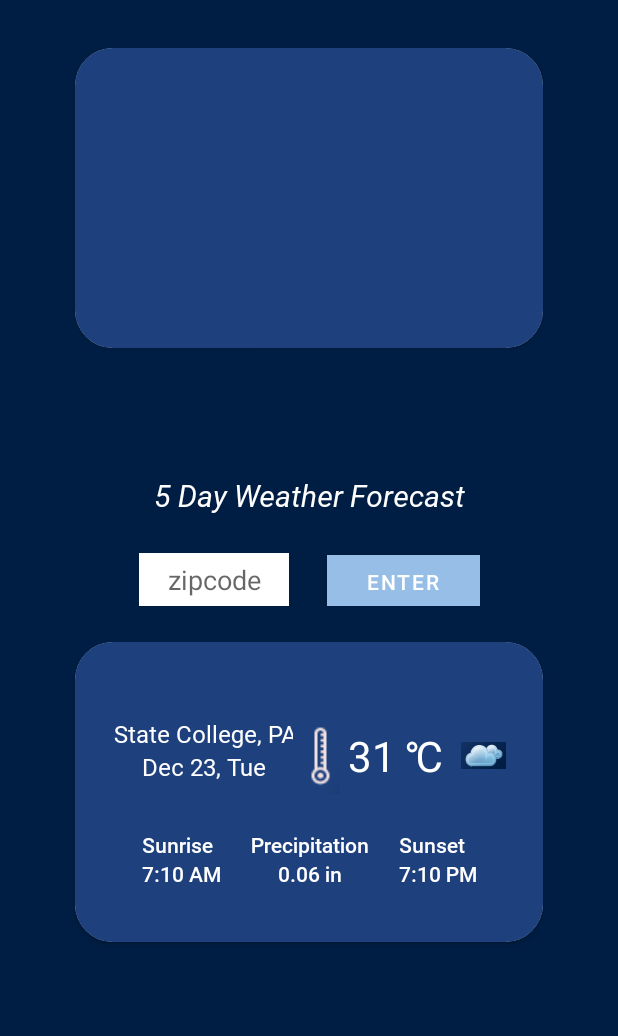
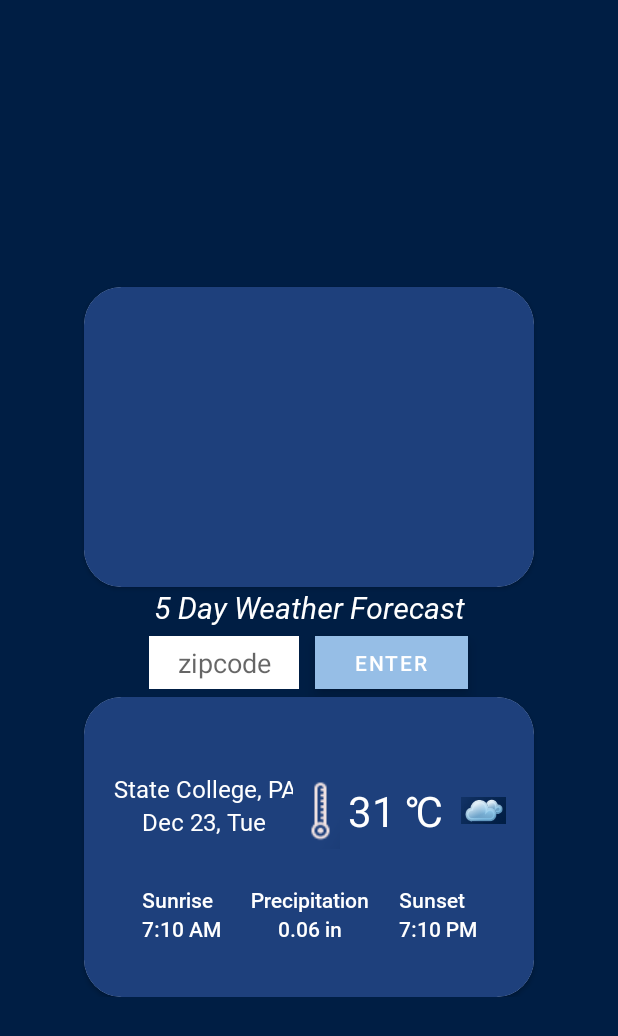
Before and after one commit to NittanyLions42/wellnessbuddy, an Android app: the layout activity_main.xml on its own in the app's theme, with its tools: preview values and no code run, on a phone screen of 412 x 824 dp. Shown: the top 1036 px of the screen. Run offline under Robolectric (Android 15) with nearby library versions, the phone set to English and light mode, and no system bars.

Commit message:
added vertical layout to entire page to assist with scrolling horizonally

```diff
--- a/app/src/main/res/layout/activity_main.xml
+++ b/app/src/main/res/layout/activity_main.xml
@@ -6,17 +6,24 @@
     android:layout_height="match_parent"
     tools:context=".MainActivity">
 
+    <LinearLayout
+        android:layout_width="match_parent"
+        android:layout_height="wrap_content"
+        android:gravity="center"
+        android:orientation="vertical"
+        app:layout_constraintBottom_toBottomOf="parent"
+        app:layout_constraintEnd_toEndOf="parent"
+        app:layout_constraintStart_toStartOf="parent"
+        app:layout_constraintTop_toTopOf="parent">
+
         <androidx.cardview.widget.CardView
             android:id="@+id/reccomend_activity_cardview"
-        android:layout_width="0dp"
+            android:layout_width="300dp"
             android:layout_height="200dp"
             android:layout_marginStart="50dp"
             android:layout_marginTop="32dp"
             android:layout_marginEnd="50dp"
-        app:cardCornerRadius="25dp"
-        app:layout_constraintEnd_toEndOf="parent"
-        app:layout_constraintStart_toStartOf="parent"
-        app:layout_constraintTop_toTopOf="parent">
+            app:cardCornerRadius="25dp">
 
             <androidx.constraintlayout.widget.ConstraintLayout
                 android:layout_width="match_parent"
@@ -24,17 +31,56 @@
                 android:background="@color/Beaver_Blue" />
         </androidx.cardview.widget.CardView>
 
+        <TextView
+            android:id="@+id/forecast_card_title_textview"
+            android:layout_width="match_parent"
+            android:layout_height="wrap_content"
+            android:fontFamily="@font/roboto_italic"
+            android:text="@string/weather_card_title"
+            android:textAlignment="center"
+            android:textColor="@color/White_Out"
+            android:textSize="20sp" />
+
+        <LinearLayout
+            android:id="@+id/zipcode_linearlayout_h"
+            android:layout_width="match_parent"
+            android:layout_height="wrap_content"
+            android:layout_gravity="center"
+            android:foregroundGravity="center"
+            android:gravity="center"
+            android:orientation="horizontal">
+
+            <EditText
+                android:id="@+id/zipcode_editTextNumber"
+                android:layout_width="100dp"
+                android:layout_height="wrap_content"
+                android:layout_margin="5dp"
+                android:autoText="false"
+                android:background="@color/White_Out"
+                android:ems="10"
+                android:hint="@string/zipcode_hint_text"
+                android:inputType="number"
+                android:padding="5dp"
+                android:textAlignment="center"
+                android:textColor="@color/Brenda_Gray" />
+
+            <Button
+                android:id="@+id/zipcode_enter_button"
+                android:layout_width="102dp"
+                android:layout_height="35dp"
+                android:layout_margin="5dp"
+                android:padding="0dp"
+                android:text="Enter" />
+
+        </LinearLayout>
+
         <androidx.cardview.widget.CardView
             android:id="@+id/weather_cardview"
-        android:layout_width="0dp"
+            android:layout_width="300dp"
             android:layout_height="200dp"
             android:layout_marginStart="50dp"
             android:layout_marginEnd="50dp"
-        app:cardCornerRadius="25dp"
-        app:layout_constraintBottom_toBottomOf="parent"
-        app:layout_constraintEnd_toEndOf="parent"
-        app:layout_constraintStart_toStartOf="parent"
-        app:layout_constraintTop_toBottomOf="@+id/reccomend_activity_cardview">
+            app:cardCornerRadius="25dp">
 
             <androidx.constraintlayout.widget.ConstraintLayout
                 android:layout_width="match_parent"
@@ -257,55 +303,6 @@
 
             </androidx.constraintlayout.widget.ConstraintLayout>
         </androidx.cardview.widget.CardView>
-
-    <TextView
-        android:id="@+id/forecast_card_title_textview"
-        android:layout_width="wrap_content"
-        android:layout_height="wrap_content"
-        android:fontFamily="@font/roboto_italic"
-        android:text="@string/weather_card_title"
-        android:textColor="@color/White_Out"
-        android:textSize="20sp"
-        app:layout_constraintBottom_toTopOf="@+id/weather_cardview"
-        app:layout_constraintEnd_toEndOf="parent"
-        app:layout_constraintStart_toStartOf="parent"
-        app:layout_constraintTop_toBottomOf="@+id/reccomend_activity_cardview" />
-
-    <LinearLayout
-        android:id="@+id/zipcode_linearlayout_h"
-        android:layout_width="wrap_content"
-        android:layout_height="wrap_content"
-        android:orientation="horizontal"
-        app:layout_constraintBottom_toTopOf="@+id/weather_cardview"
-        app:layout_constraintEnd_toEndOf="parent"
-        app:layout_constraintStart_toStartOf="parent"
-        app:layout_constraintTop_toBottomOf="@+id/forecast_card_title_textview">
-
-        <EditText
-            android:id="@+id/zipcode_editTextNumber"
-            android:layout_width="100dp"
-            android:layout_height="wrap_content"
-            android:autoText="false"
-            android:background="@color/White_Out"
-            android:ems="10"
-            android:hint="@string/zipcode_hint_text"
-            android:inputType="number"
-            android:padding="5dp"
-            android:textAlignment="center"
-            android:textColor="@color/Brenda_Gray" />
-
-        <Space
-            android:layout_width="25dp"
-            android:layout_height="wrap_content"
-            android:layout_weight="1" />
-
-        <Button
-            android:id="@+id/zipcode_enter_button"
-            android:layout_width="102dp"
-            android:layout_height="35dp"
-            android:padding="0dp"
-            android:text="Enter" />
-
     </LinearLayout>
 
 
```
Lines whose indentation alone changed are shown as unchanged.
